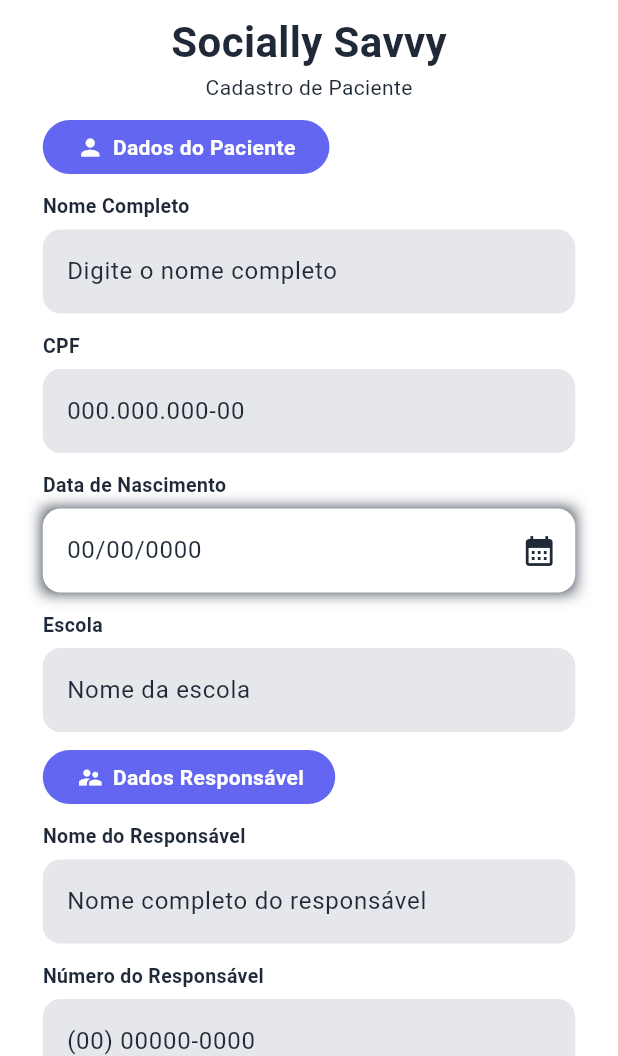
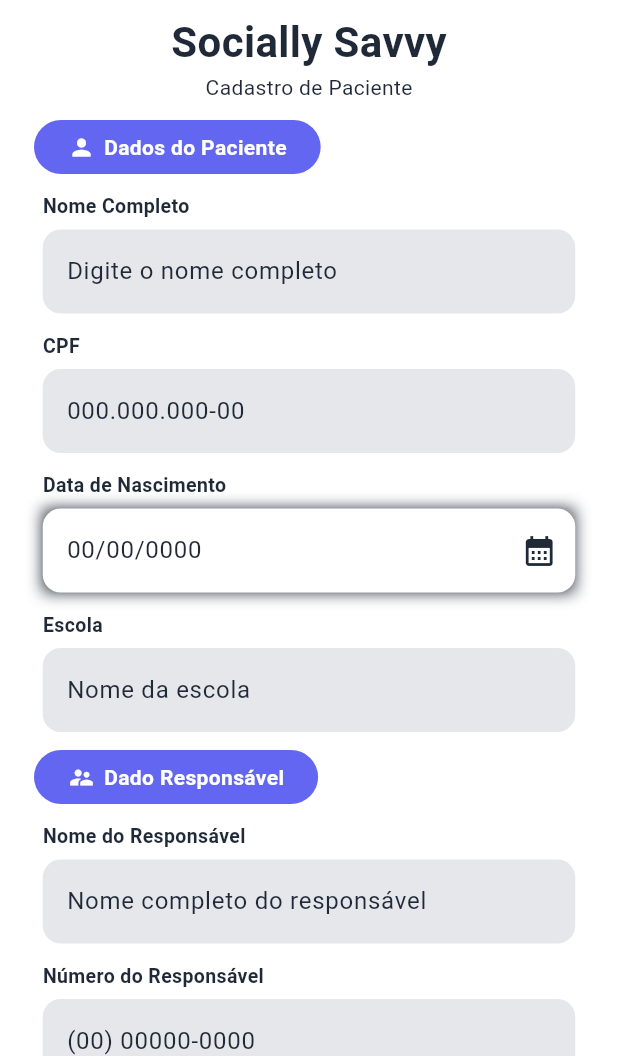
Before and after one commit to Kaickpl/Sistema_espectrum_savvy_front, a Flutter app: the CadastroPaciente screen opened directly, on a phone screen of 412 x 824 dp, the part 180-1236 px from its top. Run offline on Flutter 3.47's test engine with Material 3 defaults, Android fonts, the phone set to English and light mode, and no system bars; our stand-ins replace fl_chart, font_awesome_flutter; missing offline and left inert: syncfusion_flutter_pdfviewer.

```diff
--- a/lib/View/Pages/pagina_protocolo.dart
+++ b/lib/View/Pages/pagina_protocolo.dart
@@ -45,7 +45,9 @@
   void initState() {
     super.initState();
     questoesAtencao = [
-      QuestaoModelo(id: 1, titulo: "Se atenta para o objeto apresentado?"),
+      QuestaoModelo(
+        id: 1,
+         titulo: "Se atenta para o objeto apresentado?"),
       QuestaoModelo(
         id: 2,
         titulo: "Repete o próprio comportamento para manter interação social?",
--- a/lib/View/Pages/tela_cadastro_paciente.dart
+++ b/lib/View/Pages/tela_cadastro_paciente.dart
@@ -41,7 +41,7 @@
                     horizontal: MediaQuery.of(context).size.width * 0.055,
                   ),
                   child: ConstrainedBox(
-                    constraints: const BoxConstraints(maxWidth: 355),
+                    constraints: const BoxConstraints(maxWidth: 385),
                     child: Align(
                       alignment: Alignment.centerLeft,
                       child: CategoriaAtributos(
@@ -207,11 +207,11 @@
                     horizontal: MediaQuery.of(context).size.width * 0.055,
                   ),
                   child: ConstrainedBox(
-                    constraints: const BoxConstraints(maxWidth: 355),
+                    constraints: const BoxConstraints(maxWidth: 495),
                     child: Align(
                       alignment: Alignment.centerLeft,
                       child: CategoriaAtributos(
-                        nome: "Dados Responsável",
+                        nome: "Dado Responsável",
                         icone: Icons.supervisor_account,
                       ),
                     ),
```
Also changed, not shown: lib/View/Pages/selecao_paciente.dart (+14 -3 lines).
